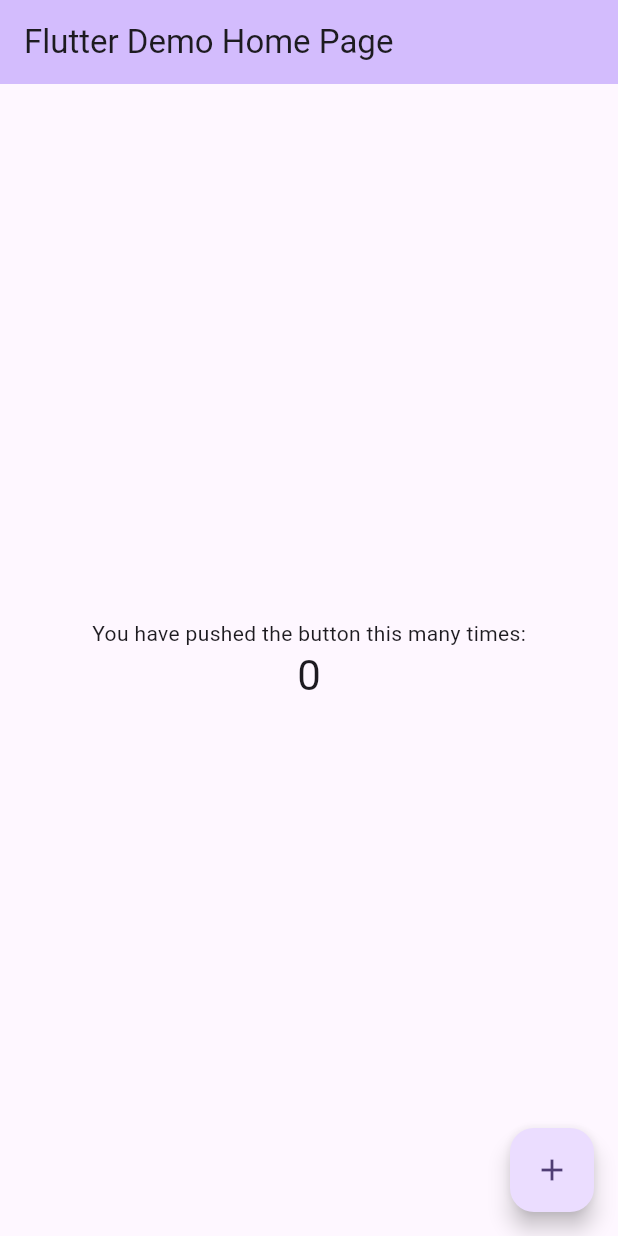
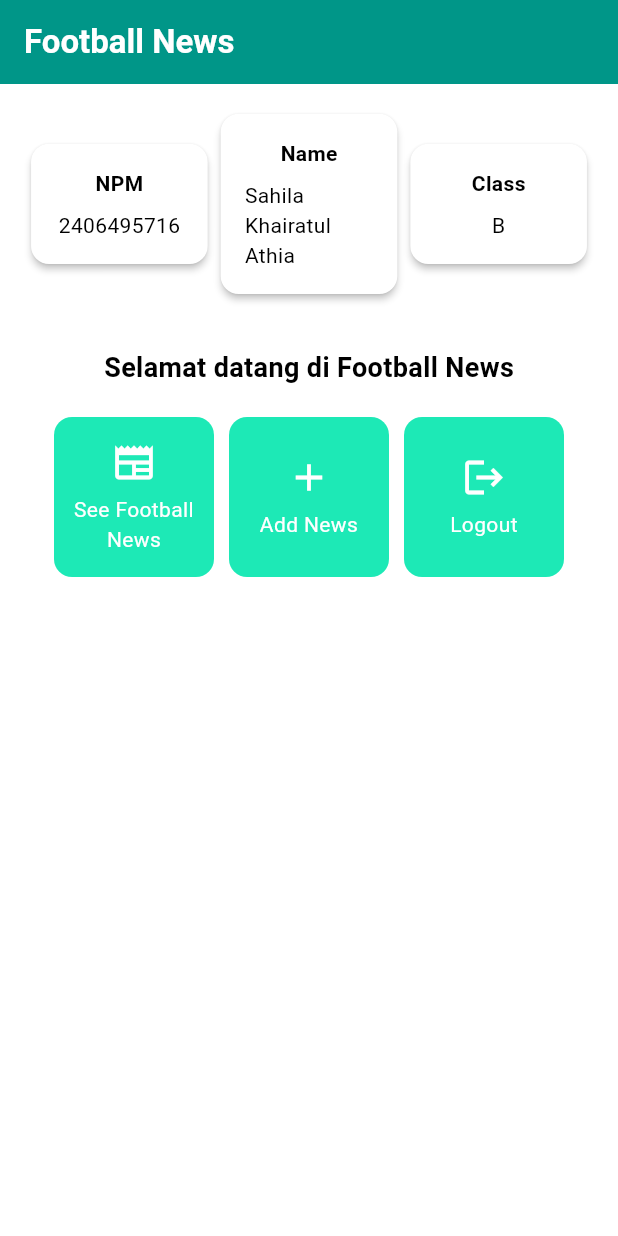
Before and after one commit to sahilaathia/football-news-mobile, a Flutter app: the screen it shows after launch, on a phone screen of 412 x 824 dp. Run offline on Flutter 3.47's test engine with Material 3 defaults, Android fonts, the phone set to English and light mode, and no system bars.

Commit message:
Tutorial 6 Done

```diff
--- a/lib/main.dart
+++ b/lib/main.dart
@@ -1,4 +1,5 @@
 import 'package:flutter/material.dart';
+import 'package:football_news_mobile/menu.dart';
 
 void main() {
   runApp(const MyApp());
@@ -28,95 +29,10 @@ class MyApp extends StatelessWidget {
         //
         // This works for code too, not just values: Most code changes can be
         // tested with just a hot reload.
-        colorScheme: ColorScheme.fromSeed(seedColor: Colors.deepPurple),
+        colorScheme: ColorScheme.fromSwatch(primarySwatch: Colors.teal)
+        .copyWith(secondary: Colors.tealAccent[400]),
       ),
-      home: const MyHomePage(title: 'Flutter Demo Home Page'),
+      home: MyHomePage(),
     );
   }
 }
-
-class MyHomePage extends StatefulWidget {
-  const MyHomePage({super.key, required this.title});
-
-  // This widget is the home page of your application. It is stateful, meaning
-  // that it has a State object (defined below) that contains fields that affect
-  // how it looks.
-
-  // This class is the configuration for the state. It holds the values (in this
-  // case the title) provided by the parent (in this case the App widget) and
-  // used by the build method of the State. Fields in a Widget subclass are
-  // always marked "final".
-
-  final String title;
-
-  @override
-  State<MyHomePage> createState() => _MyHomePageState();
-}
-
-class _MyHomePageState extends State<MyHomePage> {
-  int _counter = 0;
-
-  void _incrementCounter() {
-    setState(() {
-      // This call to setState tells the Flutter framework that something has
-      // changed in this State, which causes it to rerun the build method below
-      // so that the display can reflect the updated values. If we changed
-      // _counter without calling setState(), then the build method would not be
-      // called again, and so nothing would appear to happen.
-      _counter++;
-    });
-  }
-
-  @override
-  Widget build(BuildContext context) {
-    // This method is rerun every time setState is called, for instance as done
-    // by the _incrementCounter method above.
-    //
-    // The Flutter framework has been optimized to make rerunning build methods
-    // fast, so that you can just rebuild anything that needs updating rather
-    // than having to individually change instances of widgets.
-    return Scaffold(
-      appBar: AppBar(
-        // TRY THIS: Try changing the color here to a specific color (to
-        // Colors.amber, perhaps?) and trigger a hot reload to see the AppBar
-        // change color while the other colors stay the same.
-        backgroundColor: Theme.of(context).colorScheme.inversePrimary,
-        // Here we take the value from the MyHomePage object that was created by
-        // the App.build method, and use it to set our appbar title.
-        title: Text(widget.title),
-      ),
-      body: Center(
-        // Center is a layout widget. It takes a single child and positions it
-        // in the middle of the parent.
-        child: Column(
-          // Column is also a layout widget. It takes a list of children and
-          // arranges them vertically. By default, it sizes itself to fit its
-          // children horizontally, and tries to be as tall as its parent.
-          //
-          // Column has various properties to control how it sizes itself and
-          // how it positions its children. Here we use mainAxisAlignment to
-          // center the children vertically; the main axis here is the vertical
-          // axis because Columns are vertical (the cross axis would be
-          // horizontal).
-          //
-          // TRY THIS: Invoke "debug painting" (choose the "Toggle Debug Paint"
-          // action in the IDE, or press "p" in the console), to see the
-          // wireframe for each widget.
-          mainAxisAlignment: MainAxisAlignment.center,
-          children: <Widget>[
-            const Text('You have pushed the button this many times:'),
-            Text(
-              '$_counter',
-              style: Theme.of(context).textTheme.headlineMedium,
-            ),
-          ],
-        ),
-      ),
-      floatingActionButton: FloatingActionButton(
-        onPressed: _incrementCounter,
-        tooltip: 'Increment',
-        child: const Icon(Icons.add),
-      ), // This trailing comma makes auto-formatting nicer for build methods.
-    );
-  }
-}
--- /dev/null
+++ b/lib/menu.dart
@@ -0,0 +1,180 @@
+import 'package:flutter/material.dart';
+
+class MyHomePage extends StatelessWidget {
+  MyHomePage({super.key});
+
+  final String nama = "Sahila Khairatul Athia"; //nama
+  final String npm = "2406495716"; //npm
+  final String kelas = "B"; //kelas
+
+  final List<ItemHomepage> items = [
+    ItemHomepage("See Football News", Icons.newspaper),
+    ItemHomepage("Add News", Icons.add),
+    ItemHomepage("Logout", Icons.logout),
+  ];
+
+  @override
+  Widget build(BuildContext context) {
+    // Scaffold menyediakan struktur dasar halaman dengan AppBar dan body.
+    return Scaffold(
+      // AppBar adalah bagian atas halaman yang menampilkan judul.
+      appBar: AppBar(
+        // Judul aplikasi "Football News" dengan teks putih dan tebal.
+        title: const Text(
+          'Football News',
+          style: TextStyle(color: Colors.white, fontWeight: FontWeight.bold),
+        ),
+        // Warna latar belakang AppBar diambil dari skema warna tema aplikasi.
+        backgroundColor: Theme.of(context).colorScheme.primary,
+      ),
+      // Body halaman dengan padding di sekelilingnya.
+      body: Padding(
+        padding: const EdgeInsets.all(16.0),
+        // Menyusun widget secara vertikal dalam sebuah kolom.
+        child: Column(
+          crossAxisAlignment: CrossAxisAlignment.center,
+          children: [
+            // Row untuk menampilkan 3 InfoCard secara horizontal.
+            Row(
+              mainAxisAlignment: MainAxisAlignment.spaceEvenly,
+              children: [
+                InfoCard(title: 'NPM', content: npm),
+                InfoCard(title: 'Name', content: nama),
+                InfoCard(title: 'Class', content: kelas),
+              ],
+            ),
+
+            // Memberikan jarak vertikal 16 unit.
+            const SizedBox(height: 16.0),
+
+            // Menempatkan widget berikutnya di tengah halaman.
+            Center(
+              child: Column(
+                // Menyusun teks dan grid item secara vertikal.
+                children: [
+                  // Menampilkan teks sambutan dengan gaya tebal dan ukuran 18.
+                  const Padding(
+                    padding: EdgeInsets.only(top: 16.0),
+                    child: Text(
+                      'Selamat datang di Football News',
+                      style: TextStyle(
+                        fontWeight: FontWeight.bold,
+                        fontSize: 18.0,
+                      ),
+                    ),
+                  ),
+
+                  // Grid untuk menampilkan ItemCard dalam bentuk grid 3 kolom.
+                  GridView.count(
+                    primary: true,
+                    padding: const EdgeInsets.all(20),
+                    crossAxisSpacing: 10,
+                    mainAxisSpacing: 10,
+                    crossAxisCount: 3,
+                    // Agar grid menyesuaikan tinggi kontennya.
+                    shrinkWrap: true,
+
+                    // Menampilkan ItemCard untuk setiap item dalam list items.
+                    children: items.map((ItemHomepage item) {
+                      return ItemCard(item);
+                    }).toList(),
+                  ),
+                ],
+              ),
+            ),
+          ],
+        ),
+      ),
+    );
+  }
+}
+
+class InfoCard extends StatelessWidget {
+  // Kartu informasi yang menampilkan title dan content.
+
+  final String title; // Judul kartu.
+  final String content; // Isi kartu.
+
+  const InfoCard({super.key, required this.title, required this.content});
+
+  @override
+  Widget build(BuildContext context) {
+    return Card(
+      // Membuat kotak kartu dengan bayangan dibawahnya.
+      elevation: 2.0,
+      child: Container(
+        // Mengatur ukuran dan jarak di dalam kartu.
+        width:
+            MediaQuery.of(context).size.width /
+            3.5, // menyesuaikan dengan lebar device yang digunakan.
+        padding: const EdgeInsets.all(16.0),
+        // Menyusun title dan content secara vertikal.
+        child: Column(
+          children: [
+            Text(title, style: const TextStyle(fontWeight: FontWeight.bold)),
+            const SizedBox(height: 8.0),
+            Text(content),
+          ],
+        ),
+      ),
+    );
+  }
+}
+
+class ItemHomepage {
+  final String name;
+  final IconData icon;
+
+  ItemHomepage(this.name, this.icon);
+}
+
+class ItemCard extends StatelessWidget {
+  // Menampilkan kartu dengan ikon dan nama.
+
+  final ItemHomepage item;
+
+  const ItemCard(this.item, {super.key});
+
+  @override
+  Widget build(BuildContext context) {
+    return Material(
+      // Menentukan warna latar belakang dari tema aplikasi.
+      color: Theme.of(context).colorScheme.secondary,
+      // Membuat sudut kartu melengkung.
+      borderRadius: BorderRadius.circular(12),
+
+      child: InkWell(
+        // Aksi ketika kartu ditekan.
+        onTap: () {
+          // Menampilkan pesan SnackBar saat kartu ditekan.
+          ScaffoldMessenger.of(context)
+            ..hideCurrentSnackBar()
+            ..showSnackBar(
+              SnackBar(
+                content: Text("Kamu telah menekan tombol ${item.name}!"),
+              ),
+            );
+        },
+        // Container untuk menyimpan Icon dan Text
+        child: Container(
+          padding: const EdgeInsets.all(8),
+          child: Center(
+            child: Column(
+              // Menyusun ikon dan teks di tengah kartu.
+              mainAxisAlignment: MainAxisAlignment.center,
+              children: [
+                Icon(item.icon, color: Colors.white, size: 30.0),
+                const Padding(padding: EdgeInsets.all(3)),
+                Text(
+                  item.name,
+                  textAlign: TextAlign.center,
+                  style: const TextStyle(color: Colors.white),
+                ),
+              ],
+            ),
+          ),
+        ),
+      ),
+    );
+  }
+}
```
